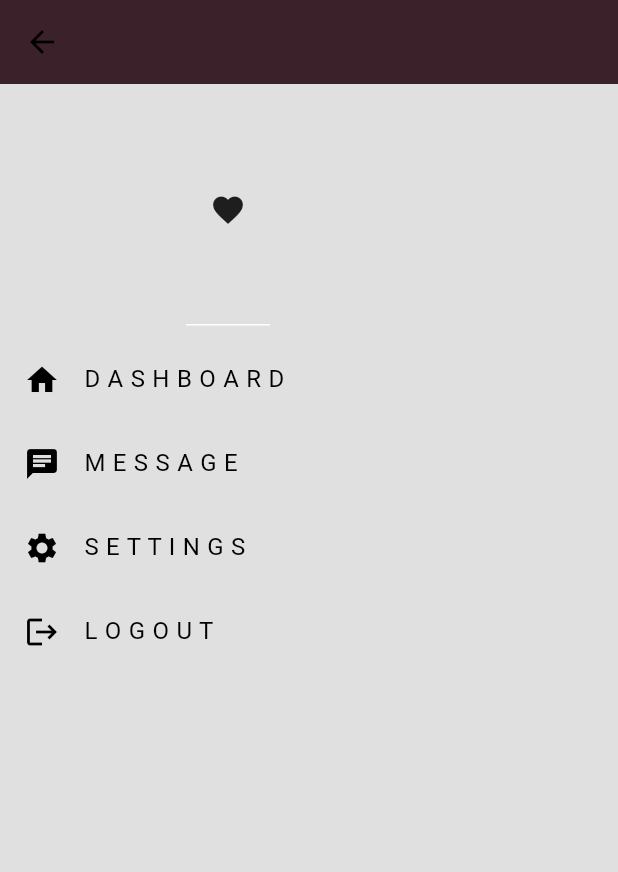
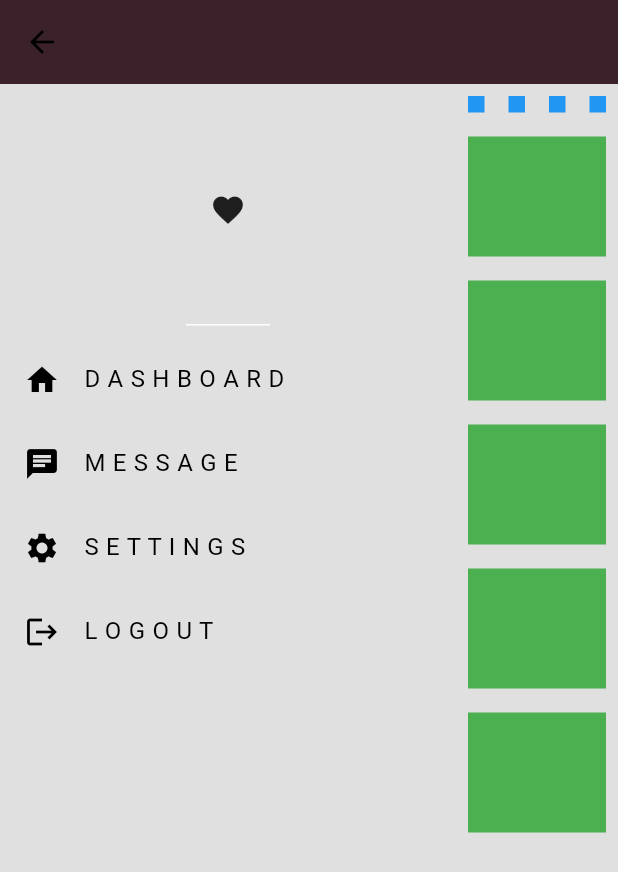
Before and after one commit to akraradets/Flutter_web, a Flutter app: the DesktopScaffold screen opened directly, on a phone screen of 412 x 824 dp. Shown: the top 872 px of the screen. Run offline on Flutter 3.47's test engine with Material 3 defaults, Android fonts, the phone set to English and light mode, and no system bars; our stand-ins replace go_router.

Commit message:
responsive

```diff
--- a/lib/layouts/desktop_scaffold.dart
+++ b/lib/layouts/desktop_scaffold.dart
@@ -1,6 +1,8 @@
 import 'package:flutter/material.dart';
 import 'package:flutter_web/layouts/widgets/appbar.dart';
 import 'package:flutter_web/layouts/widgets/drawer.dart';
+import 'package:flutter_web/layouts/widgets/tiles.dart';
+import 'package:flutter_web/layouts/widgets/top_box.dart';
 
 class DesktopScaffold extends StatefulWidget {
   const DesktopScaffold({super.key});
@@ -13,13 +15,38 @@ class _DesktopScaffoldState extends State<DesktopScaffold> {
   @override
   Widget build(BuildContext context) {
     return Scaffold(
-      appBar: myAppBar,
-      backgroundColor: Colors.grey[300],
-      body: Row(
-        children: [
-          myDrawer
-        ],
-      )
-    );
+        appBar: myAppBar,
+        backgroundColor: Colors.grey[300],
+        body: Row(
+          children: [
+            myDrawer,
+            Expanded(
+              child: Column(children: [
+                AspectRatio(
+                  aspectRatio: 4,
+                  child: SizedBox(
+                    width: double.infinity,
+                    child: GridView.builder(
+                        itemCount: 4,
+                        gridDelegate:
+                            const SliverGridDelegateWithFixedCrossAxisCount(
+                                crossAxisCount: 4),
+                        itemBuilder: (context, index) {
+                          return const TopBox();
+                        }),
+                  ),
+                ),
+                Expanded(
+                  child: ListView.builder(
+                    itemCount: 5,
+                    itemBuilder: (context, index) {
+                      return const MyTile();
+                    },
+                  ),
+                )
+              ]),
+            )
+          ],
+        ));
   }
 }
--- /dev/null
+++ b/lib/layouts/widgets/tiles.dart
@@ -0,0 +1,16 @@
+import 'package:flutter/material.dart';
+
+class MyTile extends StatelessWidget {
+  const MyTile({super.key});
+
+  @override
+  Widget build(BuildContext context) {
+    return Padding(
+      padding: const EdgeInsets.all(8.0),
+      child: Container(
+        color: Colors.green,
+        height: 80,
+      )
+    );
+  }
+}
--- /dev/null
+++ b/lib/layouts/widgets/top_box.dart
@@ -0,0 +1,15 @@
+import 'package:flutter/material.dart';
+
+class TopBox extends StatelessWidget {
+  const TopBox({super.key});
+
+  @override
+  Widget build(BuildContext context) {
+    return Padding(
+      padding: const EdgeInsets.all(8.0),
+      child: Container(
+        color: Colors.blue,
+      )
+    );
+  }
+}
```
Also changed, not shown: lib/layouts/mobile_scaffold.dart (+17 -7 lines), lib/layouts/tablet_scaffold.dart (+25 -0 lines).
